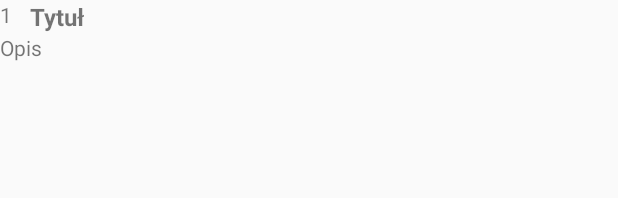
After one commit to martamaslankowska/ArboretumWojslawice, an Android app: the layout activity_route_detail.xml on its own in the app's theme, with its tools: preview values and no code run, on a phone screen of 412 x 824 dp. The commit adds this screen. Shown: the top 198 px of the screen. Run offline under Robolectric (Android 15) with nearby library versions, the phone set to English and light mode, and no system bars.

Commit message:
Moved from RouteList to RouteDetail; double open and unable scrolling

```diff
--- a/app/build.gradle
+++ b/app/build.gradle
@@ -45,4 +45,8 @@ dependencies {
 
     // ViewModel
     implementation "android.arch.lifecycle:viewmodel:1.1.1"
+
+    // Parcel
+    compile 'org.parceler:parceler-api:1.1.10'
+    annotationProcessor 'org.parceler:parceler:1.1.10'
 }
--- a/app/src/main/AndroidManifest.xml
+++ b/app/src/main/AndroidManifest.xml
@@ -18,6 +18,7 @@
                 <category android:name="android.intent.category.LAUNCHER" />
             </intent-filter>
         </activity>
+        <activity android:name=".View.RouteDetail"></activity>
     </application>
 
 </manifest>
--- a/app/src/main/java/arboretum/arboretumwojslawice/ViewModel/RouteViewModel.java
+++ b/app/src/main/java/arboretum/arboretumwojslawice/ViewModel/RouteViewModel.java
@@ -19,7 +19,7 @@ public class RouteViewModel {
     public List<Route> getData() {
         mRoutes = new ArrayList<>();
         for (int i = 0; i < 10; i++) {
-            mRoutes.add(new Route("Trasa " + i, "Opis " + i));
+            mRoutes.add(new Route(i, "Trasa " + i, "Opis " + i));
         }
         return mRoutes;
     }
--- /dev/null
+++ b/app/src/main/res/layout/activity_route_detail.xml
@@ -0,0 +1,43 @@
+<?xml version="1.0" encoding="utf-8"?>
+
+<layout>
+    <data>
+        <variable
+            name="route"
+            type="arboretum.arboretumwojslawice.Model.Entity.Route"/>
+    </data>
+
+    <RelativeLayout xmlns:android="http://schemas.android.com/apk/res/android"
+        xmlns:app="http://schemas.android.com/apk/res-auto"
+        xmlns:tools="http://schemas.android.com/tools"
+        android:layout_width="match_parent"
+        android:layout_height="match_parent"
+        tools:context="arboretum.arboretumwojslawice.View.RouteDetail">
+
+        <TextView
+            android:id="@+id/route_detail_id"
+            android:layout_width="20dp"
+            android:layout_height="wrap_content"
+            android:text="1"/>
+        <!--@{route.getIdRoute}-->
+
+        <TextView
+            android:id="@+id/route_detail_name"
+            android:textSize="16dp"
+            android:textStyle="bold"
+            android:layout_toRightOf="@id/route_detail_id"
+            android:layout_width="match_parent"
+            android:layout_height="wrap_content"
+            android:text="Tytuł"/>
+        <!--@{route.getName()}-->
+
+        <TextView
+            android:id="@+id/route_detail_description"
+            android:layout_below="@id/route_detail_name"
+            android:layout_width="match_parent"
+            android:layout_height="wrap_content"
+            android:text="Opis"/>
+        <!--@{route.getDescription()}-->
+
+    </RelativeLayout>
+</layout>
--- a/app/src/main/res/layout/route_fragment.xml
+++ b/app/src/main/res/layout/route_fragment.xml
@@ -16,7 +16,6 @@
         android:layout_width="match_parent"
         android:layout_height="wrap_content"
         android:scrollbars="vertical"
-        android:layout_below="@id/toolbar"
         android:layout_alignParentStart="true"
         android:layout_marginTop="@dimen/route_map_height" />
 
--- a/app/src/main/res/menu/navigation.xml
+++ b/app/src/main/res/menu/navigation.xml
@@ -22,3 +22,7 @@
         android:title="@string/title_more" />
 
 </menu>
+
+    <!--Tutaj Michał-->
+    <!--Gdzie kawa tam zabawa :D-->
+    <!--Pozdrawiam-->
--- a/app/src/main/res/values/colors.xml
+++ b/app/src/main/res/values/colors.xml
@@ -5,3 +5,6 @@
     <color name="colorAccent">#FF4081</color>
     <color name="white">#FFFFFF</color>
 </resources>
+    <!--Tutaj Michał-->
+    <!--Gdzie kawa tam zabawa :D-->
+    <!--Pozdrawiam-->
```
Also changed, not shown: app/src/main/java/arboretum/arboretumwojslawice/Model/Entity/Route.java (+14 -4 lines), app/src/main/java/arboretum/arboretumwojslawice/View/CustomAdapter.java (+14 -0 lines), app/src/main/java/arboretum/arboretumwojslawice/View/RouteDetail.java (added, +53 -0 lines), app/src/main/java/arboretum/arboretumwojslawice/View/RouteFragment.java (+30 -1 lines), app/src/main/java/arboretum/arboretumwojslawice/View/RouteListListener.java (added, +70 -0 lines), app/src/main/res/layout/route_row.xml (+9 -2 lines), 1 other file.
